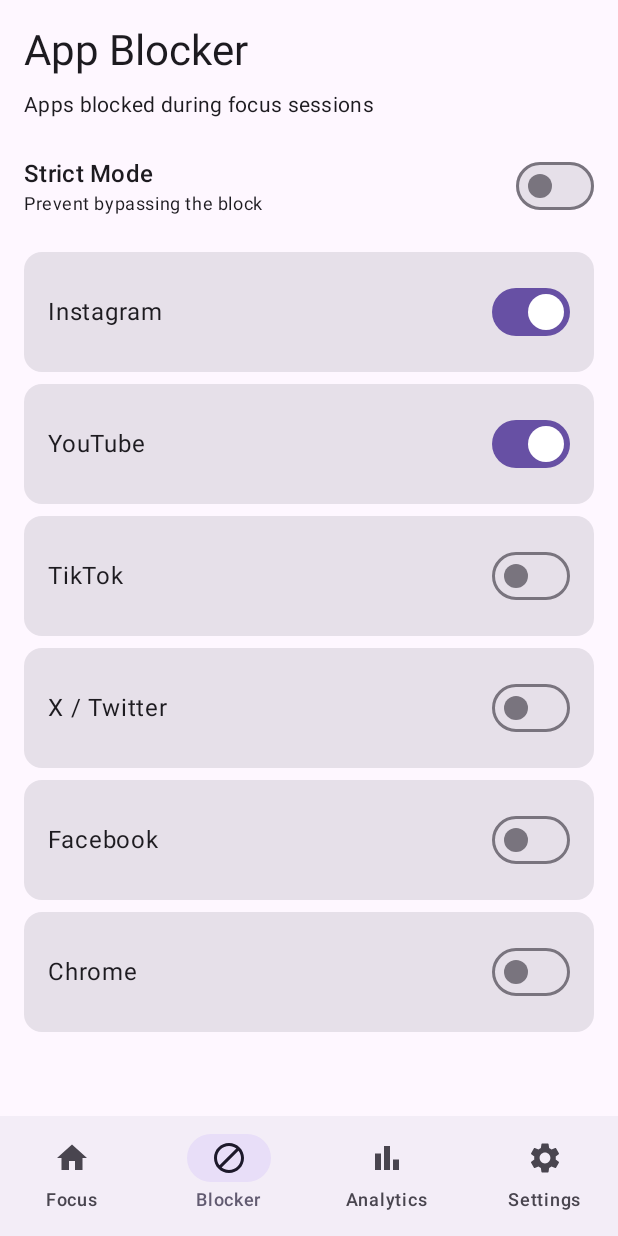
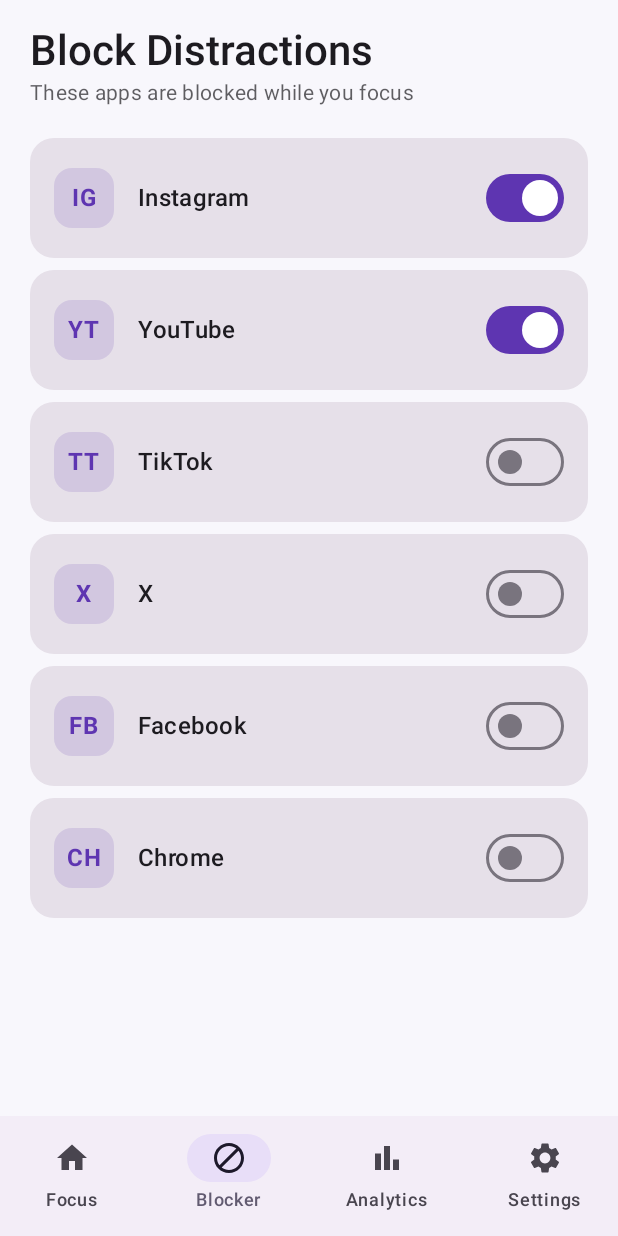
Before and after one commit to jeesoncherukattil/FocusFlow, an Android app built with Jetpack Compose: the screen it shows after launch (MainActivity), item 2 of the bottom bar chosen, on a phone screen of 412 x 824 dp. Run offline under Robolectric (Android 15) with nearby library versions, the phone set to English and light mode, and no system bars; our stand-ins replace Room's generated code; 2 statements that could not run were skipped.

Commit message:
Rework UI: modern dark theme, cleaner home timer, improved blocker, analytics and settings

```diff
--- a/app/src/main/java/com/focusflow/app/ui/AnalyticsScreen.kt
+++ b/app/src/main/java/com/focusflow/app/ui/AnalyticsScreen.kt
@@ -1,11 +1,13 @@
 package com.focusflow.app.ui
 
 import androidx.compose.foundation.layout.*
+import androidx.compose.foundation.shape.RoundedCornerShape
 import androidx.compose.material3.*
 import androidx.compose.runtime.Composable
 import androidx.compose.runtime.collectAsState
 import androidx.compose.runtime.getValue
 import androidx.compose.ui.Modifier
+import androidx.compose.ui.text.font.FontWeight
 import androidx.compose.ui.unit.dp
 import androidx.lifecycle.viewmodel.compose.viewModel
 import com.focusflow.app.viewmodel.AnalyticsViewModel
@@ -15,28 +17,43 @@ fun AnalyticsScreen(viewModel: AnalyticsViewModel = viewModel()) {
     val sessions by viewModel.sessions.collectAsState(initial = emptyList())
     val todayMinutes by viewModel.todayFocusMinutes.collectAsState(initial = 0)
 
-    Column(modifier = Modifier.padding(16.dp)) {
-        Text("Analytics", style = MaterialTheme.typography.headlineMedium)
-        Spacer(Modifier.height(16.dp))
-        StatCard("Focus minutes today", "${todayMinutes ?: 0} min")
+    Column(modifier = Modifier.fillMaxSize().padding(horizontal = 20.dp, vertical = 16.dp)) {
+        Text("Your Progress", style = MaterialTheme.typography.headlineMedium, fontWeight = FontWeight.SemiBold)
+        Text("Focus insights from your sessions", style = MaterialTheme.typography.bodyMedium, color = MaterialTheme.colorScheme.onSurface.copy(alpha = 0.7f))
+        Spacer(Modifier.height(24.dp))
+
+        Row(horizontalArrangement = Arrangement.spacedBy(12.dp)) {
+            StatCard("Today", "${todayMinutes ?: 0} min", Modifier.weight(1f))
+            StatCard("Sessions", "${sessions.size}", Modifier.weight(1f))
+        }
         Spacer(Modifier.height(12.dp))
-        StatCard("Total sessions", "${sessions.size}")
-        Spacer(Modifier.height(12.dp))
-        StatCard("Completed", "${sessions.count { it.completed }}")
-        Spacer(Modifier.height(24.dp))
-        Text("Recent sessions", style = MaterialTheme.typography.titleMedium)
-        sessions.take(5).forEach { s ->
-            Text("${s.activityTag} · ${s.focusMinutes} min · ${if (s.completed) "Done" else "Partial"}")
+        StatCard("Completed", "${sessions.count { it.completed }}", Modifier.fillMaxWidth())
+
+        Spacer(Modifier.height(28.dp))
+        Text("Recent", style = MaterialTheme.typography.titleMedium, fontWeight = FontWeight.Medium)
+        Spacer(Modifier.height(8.dp))
+
+        if (sessions.isEmpty()) {
+            Text("No sessions yet. Start a focus block to see your history.", style = MaterialTheme.typography.bodyMedium, color = MaterialTheme.colorScheme.onSurface.copy(alpha = 0.6f))
+        } else {
+            sessions.take(6).forEach { s ->
+                Card(modifier = Modifier.fillMaxWidth().padding(vertical = 4.dp), shape = RoundedCornerShape(12.dp)) {
+                    Row(modifier = Modifier.padding(14.dp), horizontalArrangement = Arrangement.SpaceBetween) {
+                        Text(s.activityTag, fontWeight = FontWeight.Medium)
+                        Text("${s.focusMinutes} min · ${if (s.completed) "Done" else "Partial"}", color = MaterialTheme.colorScheme.onSurface.copy(alpha = 0.7f))
+                    }
+                }
+            }
         }
     }
 }
 
 @Composable
-private fun StatCard(title: String, value: String) {
-    Card(modifier = Modifier.fillMaxWidth().padding(vertical = 4.dp)) {
+private fun StatCard(title: String, value: String, modifier: Modifier = Modifier) {
+    Card(modifier = modifier, shape = RoundedCornerShape(16.dp)) {
         Column(modifier = Modifier.padding(16.dp)) {
-            Text(title, style = MaterialTheme.typography.bodyMedium)
-            Text(value, style = MaterialTheme.typography.headlineSmall)
+            Text(title, style = MaterialTheme.typography.bodySmall, color = MaterialTheme.colorScheme.onSurface.copy(alpha = 0.7f))
+            Text(value, style = MaterialTheme.typography.headlineSmall, fontWeight = FontWeight.Bold)
         }
     }
 }
--- a/app/src/main/java/com/focusflow/app/ui/BlockerScreen.kt
+++ b/app/src/main/java/com/focusflow/app/ui/BlockerScreen.kt
@@ -5,84 +5,72 @@ import android.provider.Settings
 import androidx.compose.foundation.layout.*
 import androidx.compose.foundation.lazy.LazyColumn
 import androidx.compose.foundation.lazy.items
+import androidx.compose.foundation.shape.RoundedCornerShape
 import androidx.compose.material3.*
 import androidx.compose.runtime.*
 import androidx.compose.ui.Alignment
 import androidx.compose.ui.Modifier
 import androidx.compose.ui.platform.LocalContext
+import androidx.compose.ui.text.font.FontWeight
 import androidx.compose.ui.unit.dp
 import com.focusflow.app.service.AppBlocker
 import com.focusflow.app.service.BlockedAppsStore
 
-data class DistractionApp(val name: String, val packageName: String)
+data class DistractionApp(val name: String, val packageName: String, val icon: String)
 
 @Composable
 fun BlockerScreen() {
     val context = LocalContext.current
     val apps = listOf(
-        DistractionApp("Instagram", "com.instagram.android"),
-        DistractionApp("YouTube", "com.google.android.youtube"),
-        DistractionApp("TikTok", "com.zhiliaoapp.musically"),
-        DistractionApp("X / Twitter", "com.twitter.android"),
-        DistractionApp("Facebook", "com.facebook.katana"),
-        DistractionApp("Chrome", "com.android.chrome")
+        DistractionApp("Instagram", "com.instagram.android", "IG"),
+        DistractionApp("YouTube", "com.google.android.youtube", "YT"),
+        DistractionApp("TikTok", "com.zhiliaoapp.musically", "TT"),
+        DistractionApp("X", "com.twitter.android", "X"),
+        DistractionApp("Facebook", "com.facebook.katana", "FB"),
+        DistractionApp("Chrome", "com.android.chrome", "CH")
     )
 
     val blocked by BlockedAppsStore.packages.collectAsState()
-    var strictMode by remember { mutableStateOf(false) }
     val blocker = remember { AppBlocker(context) }
     var hasPermission by remember { mutableStateOf(blocker.hasUsagePermission()) }
 
-    Column(modifier = Modifier.fillMaxSize().padding(16.dp)) {
-        Text("App Blocker", style = MaterialTheme.typography.headlineMedium)
-        Spacer(Modifier.height(8.dp))
-        Text("Apps blocked during focus sessions", style = MaterialTheme.typography.bodyMedium)
-        Spacer(Modifier.height(12.dp))
+    Column(
+        modifier = Modifier.fillMaxSize().padding(horizontal = 20.dp, vertical = 16.dp)
+    ) {
+        Text("Block Distractions", style = MaterialTheme.typography.headlineMedium, fontWeight = FontWeight.SemiBold)
+        Text("These apps are blocked while you focus", style = MaterialTheme.typography.bodyMedium, color = MaterialTheme.colorScheme.onSurface.copy(alpha = 0.7f))
+        Spacer(Modifier.height(20.dp))
 
         if (!hasPermission) {
-            Button(
-                onClick = {
-                    context.startActivity(Intent(Settings.ACTION_USAGE_ACCESS_SETTINGS))
-                },
-                modifier = Modifier.fillMaxWidth()
-            ) {
-                Text("Grant Usage Access Permission")
+            Card(modifier = Modifier.fillMaxWidth(), colors = CardDefaults.cardColors(containerColor = MaterialTheme.colorScheme.primaryContainer)) {
+                Column(modifier = Modifier.padding(16.dp)) {
+                    Text("Permission needed", fontWeight = FontWeight.Medium)
+                    Spacer(Modifier.height(4.dp))
+                    Text("Grant Usage Access so FocusFlow can detect when you open blocked apps.", style = MaterialTheme.typography.bodySmall)
+                    Spacer(Modifier.height(12.dp))
+                    Button(onClick = { context.startActivity(Intent(Settings.ACTION_USAGE_ACCESS_SETTINGS)) }, shape = RoundedCornerShape(12.dp)) {
+                        Text("Open Settings")
+                    }
+                }
             }
-            Spacer(Modifier.height(8.dp))
-            Text(
-                "Required for app blocking. After granting, return here.",
-                style = MaterialTheme.typography.bodySmall
-            )
             Spacer(Modifier.height(16.dp))
         } else {
-            Text("Usage Access granted", style = MaterialTheme.typography.labelMedium, color = MaterialTheme.colorScheme.primary)
+            Text("✓ Usage Access granted", color = MaterialTheme.colorScheme.primary, style = MaterialTheme.typography.labelLarge)
             Spacer(Modifier.height(12.dp))
         }
 
-        Row(
-            modifier = Modifier.fillMaxWidth().padding(vertical = 8.dp),
-            verticalAlignment = Alignment.CenterVertically
-        ) {
-            Column(modifier = Modifier.weight(1f)) {
-                Text("Strict Mode", style = MaterialTheme.typography.titleMedium)
-                Text("Prevent bypassing the block", style = MaterialTheme.typography.bodySmall)
-            }
-            Switch(checked = strictMode, onCheckedChange = { strictMode = it })
-        }
-
-        Spacer(Modifier.height(8.dp))
-        LazyColumn {
+        LazyColumn(verticalArrangement = Arrangement.spacedBy(8.dp)) {
             items(apps) { app ->
-                Card(modifier = Modifier.padding(vertical = 4.dp).fillMaxWidth()) {
-                    Row(
-                        modifier = Modifier.padding(16.dp).fillMaxWidth(),
-                        verticalAlignment = Alignment.CenterVertically
-                    ) {
-                        Text(app.name, modifier = Modifier.weight(1f))
-                        Switch(
-                            checked = blocked.contains(app.packageName),
-                            onCheckedChange = { BlockedAppsStore.toggle(app.packageName) }
-                        )
+                Card(modifier = Modifier.fillMaxWidth(), shape = RoundedCornerShape(16.dp)) {
+                    Row(modifier = Modifier.padding(16.dp), verticalAlignment = Alignment.CenterVertically) {
+                        Surface(shape = RoundedCornerShape(12.dp), color = MaterialTheme.colorScheme.primary.copy(alpha = 0.15f), modifier = Modifier.size(40.dp)) {
+                            Box(contentAlignment = Alignment.Center) {
+                                Text(app.icon, fontWeight = FontWeight.Bold, color = MaterialTheme.colorScheme.primary)
+                            }
+                        }
+                        Spacer(Modifier.width(16.dp))
+                        Text(app.name, modifier = Modifier.weight(1f), style = MaterialTheme.typography.titleMedium)
+                        Switch(checked = blocked.contains(app.packageName), onCheckedChange = { BlockedAppsStore.toggle(app.packageName) })
                     }
                 }
             }
--- a/app/src/main/java/com/focusflow/app/ui/HomeScreen.kt
+++ b/app/src/main/java/com/focusflow/app/ui/HomeScreen.kt
@@ -2,6 +2,7 @@ package com.focusflow.app.ui
 
 import androidx.compose.foundation.Canvas
 import androidx.compose.foundation.layout.*
+import androidx.compose.foundation.shape.RoundedCornerShape
 import androidx.compose.material3.*
 import androidx.compose.runtime.*
 import androidx.compose.ui.Alignment
@@ -22,41 +23,110 @@ fun HomeScreen(viewModel: PomodoroViewModel = viewModel()) {
     val state by viewModel.timerState.collectAsState()
 
     Column(
-        modifier = Modifier.fillMaxSize().padding(24.dp),
+        modifier = Modifier
+            .fillMaxSize()
+            .padding(horizontal = 24.dp, vertical = 16.dp),
         horizontalAlignment = Alignment.CenterHorizontally
     ) {
-        Text("FocusFlow", style = MaterialTheme.typography.headlineLarge, fontWeight = FontWeight.Bold)
-        Spacer(Modifier.height(32.dp))
+        Text(
+            "FocusFlow",
+            style = MaterialTheme.typography.headlineMedium,
+            fontWeight = FontWeight.SemiBold
+        )
+        Text(
+            "Deep work, fewer distractions",
+            style = MaterialTheme.typography.bodyMedium,
+            color = MaterialTheme.colorScheme.onSurface.copy(alpha = 0.7f)
+        )
 
-        Canvas(modifier = Modifier.size(260.dp)) {
-            val stroke = 16.dp.toPx()
-            drawArc(Color.LightGray, -90f, 360f, false, style = Stroke(stroke, cap = StrokeCap.Round),
-                topLeft = Offset(stroke / 2, stroke / 2), size = Size(size.width - stroke, size.height - stroke))
-            drawArc(if (state.isFocusPhase) Color(0xFF6750A4) else Color(0xFF625B71), -90f, 360f * state.progress, false,
-                style = Stroke(stroke, cap = StrokeCap.Round), topLeft = Offset(stroke / 2, stroke / 2),
-                size = Size(size.width - stroke, size.height - stroke))
+        Spacer(Modifier.height(40.dp))
+
+        Box(contentAlignment = Alignment.Center) {
+            Canvas(modifier = Modifier.size(280.dp)) {
+                val stroke = 18.dp.toPx()
+                val diameter = size.minDimension - stroke
+                val topLeft = Offset(stroke / 2, stroke / 2)
+                drawArc(
+                    color = Color.White.copy(alpha = 0.12f),
+                    startAngle = -90f,
+                    sweepAngle = 360f,
+                    useCenter = false,
+                    style = Stroke(stroke, cap = StrokeCap.Round),
+                    topLeft = topLeft,
+                    size = Size(diameter, diameter)
+                )
+                drawArc(
+                    color = if (state.isFocusPhase) Color(0xFF7C4DFF) else Color(0xFF26A69A),
+                    startAngle = -90f,
+                    sweepAngle = 360f * state.progress,
+                    useCenter = false,
+                    style = Stroke(stroke, cap = StrokeCap.Round),
+                    topLeft = topLeft,
+                    size = Size(diameter, diameter)
+                )
+            }
+            Column(horizontalAlignment = Alignment.CenterHorizontally) {
+                Text(
+                    formatTime(state.remainingSeconds),
+                    fontSize = 56.sp,
+                    fontWeight = FontWeight.Bold
+                )
+                Text(
+                    if (state.isFocusPhase) state.currentTag else "Break",
+                    style = MaterialTheme.typography.titleMedium,
+                    color = MaterialTheme.colorScheme.primary
+                )
+            }
         }
 
-        Spacer(Modifier.height(16.dp))
-        Text(formatTime(state.remainingSeconds), fontSize = 48.sp, fontWeight = FontWeight.Bold)
-        Text(if (state.isFocusPhase) "Focus · ${state.currentTag}" else "Break", style = MaterialTheme.typography.titleMedium)
+        Spacer(Modifier.height(36.dp))
 
-        Spacer(Modifier.height(24.dp))
-        Row(horizontalArrangement = Arrangement.spacedBy(8.dp)) {
+        Row(
+            horizontalArrangement = Arrangement.spacedBy(8.dp),
+            modifier = Modifier.fillMaxWidth(),
+            verticalAlignment = Alignment.CenterVertically
+        ) {
             listOf("Study", "Code", "Read", "Write").forEach { tag ->
-                FilterChip(selected = state.currentTag == tag, onClick = { viewModel.setTag(tag) }, label = { Text(tag) })
+                FilterChip(
+                    selected = state.currentTag == tag,
+                    onClick = { viewModel.setTag(tag) },
+                    label = { Text(tag) },
+                    modifier = Modifier.weight(1f)
+                )
             }
         }
 
         Spacer(Modifier.height(32.dp))
-        Button(onClick = { viewModel.startOrPause() }, modifier = Modifier.fillMaxWidth(0.75f).height(56.dp)) {
-            Text(if (state.isRunning) "Pause" else "Start")
+
+        Button(
+            onClick = { viewModel.startOrPause() },
+            modifier = Modifier.fillMaxWidth().height(56.dp),
+            shape = RoundedCornerShape(16.dp)
+        ) {
+            Text(
+                if (state.isRunning) "Pause" else "Start Focus",
+                style = MaterialTheme.typography.titleMedium
+            )
         }
+
         Spacer(Modifier.height(12.dp))
-        Button(onClick = { viewModel.reset() }) { Text("Reset") }
-        Spacer(Modifier.height(16.dp))
-        Text("Completed: ${state.completedSessions}")
+
+        OutlinedButton(
+            onClick = { viewModel.reset() },
+            modifier = Modifier.fillMaxWidth(),
+            shape = RoundedCornerShape(16.dp)
+        ) {
+            Text("Reset")
+        }
+
+        Spacer(Modifier.height(24.dp))
+        Text(
+            "Sessions today: ${state.completedSessions}",
+            style = MaterialTheme.typography.bodyMedium,
+            color = MaterialTheme.colorScheme.onSurface.copy(alpha = 0.6f)
+        )
     }
 }
 
-private fun formatTime(seconds: Int): String = "%02d:%02d".format(seconds / 60, seconds % 60)
+private fun formatTime(seconds: Int): String =
+    "%02d:%02d".format(seconds / 60, seconds % 60)
--- a/app/src/main/java/com/focusflow/app/ui/SettingsScreen.kt
+++ b/app/src/main/java/com/focusflow/app/ui/SettingsScreen.kt
@@ -1,10 +1,12 @@
 package com.focusflow.app.ui
 
 import androidx.compose.foundation.layout.*
+import androidx.compose.foundation.shape.RoundedCornerShape
 import androidx.compose.material3.*
 import androidx.compose.runtime.*
 import androidx.compose.ui.Alignment
 import androidx.compose.ui.Modifier
+import androidx.compose.ui.text.font.FontWeight
 import androidx.compose.ui.unit.dp
 
 @Composable
@@ -13,25 +15,32 @@ fun SettingsScreen() {
     var iot by remember { mutableStateOf(false) }
     var reelCounter by remember { mutableStateOf(true) }
 
-    Column(modifier = Modifier.padding(16.dp)) {
-        Text("Settings", style = MaterialTheme.typography.headlineMedium)
-        Spacer(Modifier.height(16.dp))
-        SettingRow("Biometric Adaptive Scheduling", "Adjust intervals from Health Connect / Wear OS", biometric) { biometric = it }
-        SettingRow("Smart Home Sync", "Trigger lights / plugs via Tuya on focus start", iot) { iot = it }
-        SettingRow("Reel Counter Overlay", "Show live Reels watched during breaks", reelCounter) { reelCounter = it }
+    Column(modifier = Modifier.fillMaxSize().padding(horizontal = 20.dp, vertical = 16.dp)) {
+        Text("Settings", style = MaterialTheme.typography.headlineMedium, fontWeight = FontWeight.SemiBold)
+        Text("Customize how FocusFlow works", style = MaterialTheme.typography.bodyMedium, color = MaterialTheme.colorScheme.onSurface.copy(alpha = 0.7f))
         Spacer(Modifier.height(24.dp))
-        Text("Environment", style = MaterialTheme.typography.titleMedium)
-        Text("Link Tuya / Wipro devices in a future update.", style = MaterialTheme.typography.bodySmall)
+
+        SettingCard("Biometric Adaptation", "Adjust focus length using heart rate from Health Connect", biometric) { biometric = it }
+        Spacer(Modifier.height(12.dp))
+        SettingCard("Smart Home", "Trigger lights or plugs when a focus session starts", iot) { iot = it }
+        Spacer(Modifier.height(12.dp))
+        SettingCard("Reel Counter", "Show a floating counter during breaks", reelCounter) { reelCounter = it }
+
+        Spacer(Modifier.height(32.dp))
+        Text("More integrations coming soon", style = MaterialTheme.typography.bodySmall, color = MaterialTheme.colorScheme.onSurface.copy(alpha = 0.5f))
     }
 }
 
 @Composable
-private fun SettingRow(title: String, subtitle: String, checked: Boolean, onChecked: (Boolean) -> Unit) {
-    Row(modifier = Modifier.fillMaxWidth().padding(vertical = 12.dp), verticalAlignment = Alignment.CenterVertically) {
-        Column(modifier = Modifier.weight(1f)) {
-            Text(title, style = MaterialTheme.typography.titleMedium)
-            Text(subtitle, style = MaterialTheme.typography.bodySmall)
+private fun SettingCard(title: String, subtitle: String, checked: Boolean, onChecked: (Boolean) -> Unit) {
+    Card(modifier = Modifier.fillMaxWidth(), shape = RoundedCornerShape(16.dp)) {
+        Row(modifier = Modifier.padding(16.dp), verticalAlignment = Alignment.CenterVertically) {
+            Column(modifier = Modifier.weight(1f)) {
+                Text(title, style = MaterialTheme.typography.titleMedium, fontWeight = FontWeight.Medium)
+                Spacer(Modifier.height(2.dp))
+                Text(subtitle, style = MaterialTheme.typography.bodySmall, color = MaterialTheme.colorScheme.onSurface.copy(alpha = 0.7f))
+            }
+            Switch(checked = checked, onCheckedChange = onChecked)
         }
-        Switch(checked = checked, onCheckedChange = onChecked)
     }
 }
--- a/app/src/main/java/com/focusflow/app/ui/theme/Theme.kt
+++ b/app/src/main/java/com/focusflow/app/ui/theme/Theme.kt
@@ -5,18 +5,37 @@ import androidx.compose.material3.MaterialTheme
 import androidx.compose.material3.darkColorScheme
 import androidx.compose.material3.lightColorScheme
 import androidx.compose.runtime.Composable
+import androidx.compose.ui.graphics.Color
 
-private val DarkColorScheme = darkColorScheme()
-private val LightColorScheme = lightColorScheme()
+private val Purple = Color(0xFF7C4DFF)
+private val DeepPurple = Color(0xFF5E35B1)
+private val SoftBackground = Color(0xFF0F0F14)
+private val CardBackground = Color(0xFF1C1C24)
+
+private val DarkColors = darkColorScheme(
+    primary = Purple,
+    onPrimary = Color.White,
+    secondary = Color(0xFFB388FF),
+    background = SoftBackground,
+    surface = CardBackground,
+    onBackground = Color.White,
+    onSurface = Color.White
+)
+
+private val LightColors = lightColorScheme(
+    primary = DeepPurple,
+    onPrimary = Color.White,
+    background = Color(0xFFF8F7FC),
+    surface = Color.White
+)
 
 @Composable
 fun FocusFlowTheme(
     darkTheme: Boolean = isSystemInDarkTheme(),
     content: @Composable () -> Unit
 ) {
-    val colorScheme = if (darkTheme) DarkColorScheme else LightColorScheme
     MaterialTheme(
-        colorScheme = colorScheme,
+        colorScheme = if (darkTheme) DarkColors else LightColors,
         content = content
     )
 }
```
